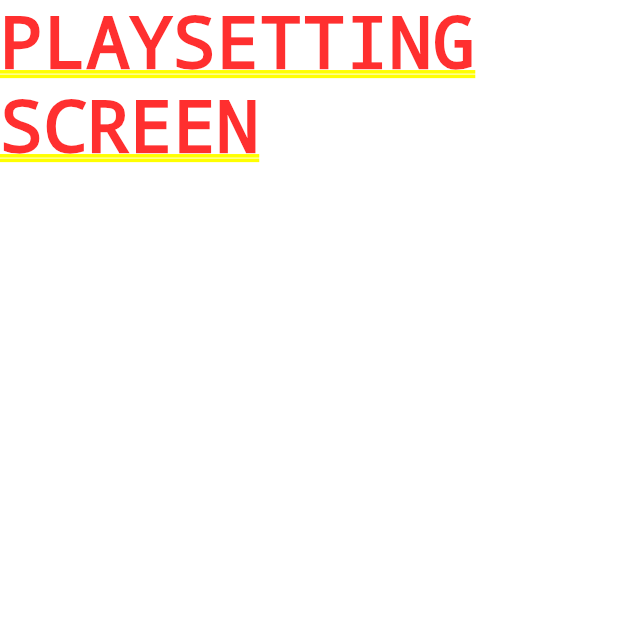
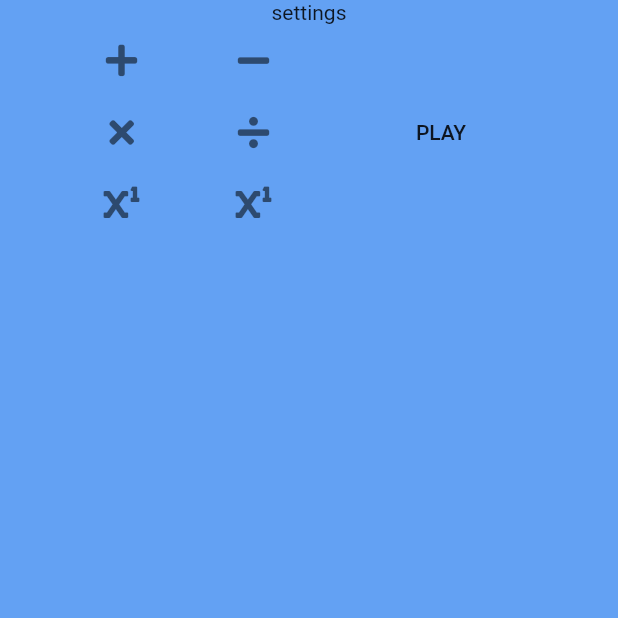
Before and after one commit to Ortheon/mathyourmind, a Flutter app: the screen it shows after launch, after a tap on "PLAY", on a phone screen of 412 x 824 dp, the top half of it. Run offline on Flutter 3.47's test engine with Material 2 defaults, Android fonts, the phone set to English and light mode, and no system bars; our stand-ins replace font_awesome_flutter, shared_preferences.

Commit message:
Second screen added, IconWidget created
Widget requires ENUM

```diff
--- a/lib/Screens/menu_screen.dart
+++ b/lib/Screens/menu_screen.dart
@@ -1,5 +1,5 @@
 import 'package:flutter/material.dart';
-import '../Utils/navigation.dart';
+import '../Utils/elements.dart';
 
 import 'play_setting_screen.dart';
 
--- a/lib/Screens/play_setting_screen.dart
+++ b/lib/Screens/play_setting_screen.dart
@@ -1,4 +1,7 @@
 import 'package:flutter/material.dart';
+import 'package:font_awesome_flutter/font_awesome_flutter.dart';
+import '../Utils/elements.dart';
+
 
 class PlaySettingScreen extends StatefulWidget {
 
@@ -11,8 +14,52 @@ class PlaySettingScreen extends StatefulWidget {
 class _PlaySettingScreenState extends State<PlaySettingScreen> {
   @override
   Widget build(BuildContext context) {
-    return Container(
-      child: Text('PLAYSETTING SCREEN'),
+    return SafeArea(
+      child: Scaffold(
+        body: Column(
+          children: <Widget>[
+            Row(children: <Widget>[
+              Expanded(child: Center(child: Text('settings'))),
+
+            ],),
+            Center(
+              child: Row(
+                crossAxisAlignment: CrossAxisAlignment.center,
+                mainAxisAlignment: MainAxisAlignment.spaceEvenly,
+                children: <Widget>[
+                  Column(
+                    children: <Widget>[
+                      Row(
+                        children: <Widget>[
+                          AppIconButton(ICONS.PLUS),
+                          AppIconButton(ICONS.MINUS),
+                        ],
+                      ),
+                      Row(
+                        children: <Widget>[
+                          AppIconButton(ICONS.MULTIPLY),
+                          AppIconButton(ICONS.DIVIDE),
+                        ],
+                      ),
+                      Row(
+                        children: <Widget>[
+                          AppIconButton(ICONS.SQUAREROOT),
+                          AppIconButton(ICONS.POWER),
+                        ],
+                      ),
+                    ],
+                  ),
+                  FlatButton(
+                    onPressed: (){},
+                    child: Text('PLAY'),
+                  ),
+                  Column(),
+                ],
+              ),
+            ),
+          ],
+        ),
+      ),
     );
   }
 }
--- /dev/null
+++ b/lib/Utils/elements.dart
@@ -0,0 +1,70 @@
+import 'package:flutter/material.dart';
+import 'package:mathyourmind/Utils/constants.dart';
+import 'package:font_awesome_flutter/font_awesome_flutter.dart';
+
+class RoundedButton extends StatelessWidget {
+
+  final String text;
+  final Function function;
+
+
+  RoundedButton(this.text, this.function);
+
+  @override
+  Widget build(BuildContext context) {
+     return RaisedButton(
+      textColor: Colors.white,
+      color: Theme.of(context).canvasColor,
+      child: Text(text, style: kAppButtonTextStyle,),
+      onPressed: function,
+      shape: new RoundedRectangleBorder(
+        borderRadius: new BorderRadius.circular(20.0),
+      ),);
+  }
+}
+
+class AppIconButton extends StatefulWidget {
+
+  final ICONS icon;
+
+  AppIconButton(this.icon);
+
+  @override
+  _AppIconButtonState createState() => _AppIconButtonState();
+}
+
+class _AppIconButtonState extends State<AppIconButton> {
+  var _toggled = false;
+  void changeStateOfAButton() {
+    setState(() {
+      this._toggled = !this._toggled;
+    });
+  }
+
+  @override
+  Widget build(BuildContext context) {
+    return FlatButton(
+      onPressed: () {
+        changeStateOfAButton();
+      },
+      child: Icon(getProperIcon(widget.icon),
+      color: _toggled ? Colors.green: Colors.black54,),
+      //color: toggled? Colors.lightGreen : Colors.black54,
+    );
+  }
+}
+
+enum ICONS {
+  PLUS, MINUS, MULTIPLY, DIVIDE, SQUAREROOT, POWER
+}
+IconData getProperIcon(ICONS icon) {
+  IconData iconData;
+  switch(icon) {
+    case ICONS.PLUS: {iconData = FontAwesomeIcons.plus; return iconData;}
+    case ICONS.MINUS: {iconData = FontAwesomeIcons.minus; return iconData;}
+    case ICONS.MULTIPLY: {iconData = FontAwesomeIcons.times; return iconData;}
+    case ICONS.DIVIDE: {iconData = FontAwesomeIcons.divide; return iconData;}
+    case ICONS.SQUAREROOT: {iconData = FontAwesomeIcons.superscript; return iconData;}
+    case ICONS.POWER: {iconData = FontAwesomeIcons.superscript; return iconData;}
+  }
+}
--- a/lib/Utils/navigation.dart
+++ /dev/null
@@ -1,23 +0,0 @@
-import 'package:flutter/material.dart';
-import 'package:mathyourmind/Utils/constants.dart';
-
-class RoundedButton extends StatelessWidget {
-
-  final String text;
-  final Function function;
-
-
-  RoundedButton(this.text, this.function);
-
-  @override
-  Widget build(BuildContext context) {
-     return RaisedButton(
-      textColor: Colors.white,
-      color: Theme.of(context).canvasColor,
-      child: Text(text, style: kAppButtonTextStyle,),
-      onPressed: function,
-      shape: new RoundedRectangleBorder(
-        borderRadius: new BorderRadius.circular(20.0),
-      ),);
-  }
-}
--- a/pubspec.yaml
+++ b/pubspec.yaml
@@ -25,6 +25,7 @@ dependencies:
   cupertino_icons: ^0.1.2
   nice_button: ^0.1.7
   shared_preferences: ^0.5.3+4
+  font_awesome_flutter: ^8.5.0
 
 dev_dependencies:
   flutter_test:
```
Also changed, not shown: pubspec.lock.
